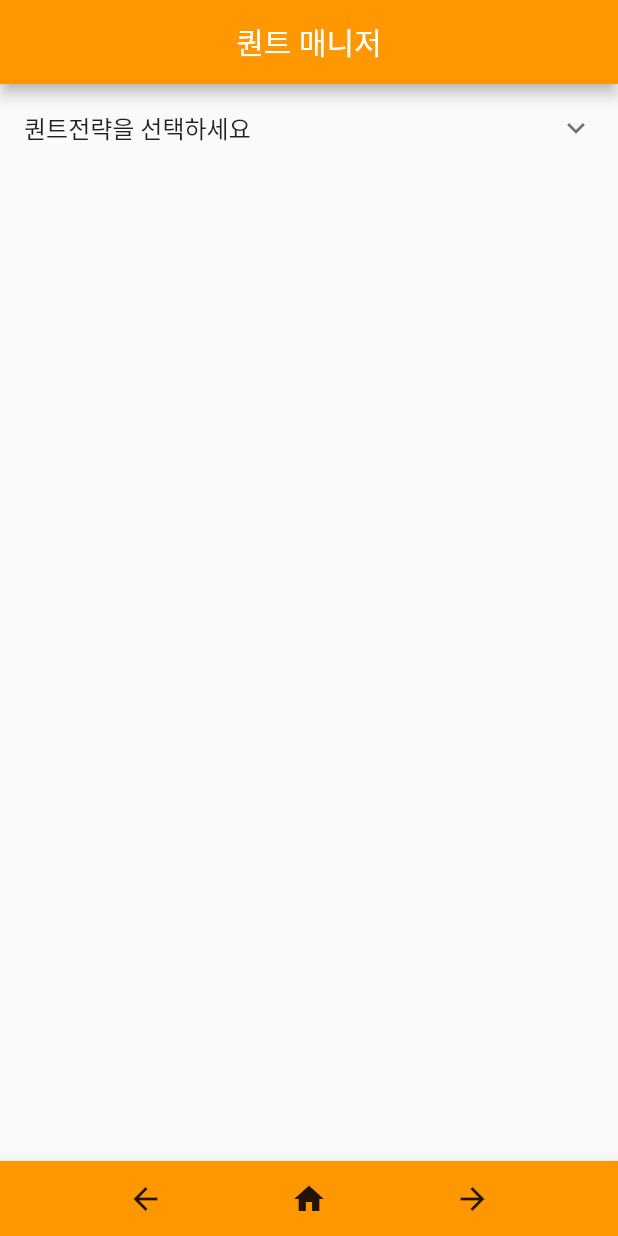
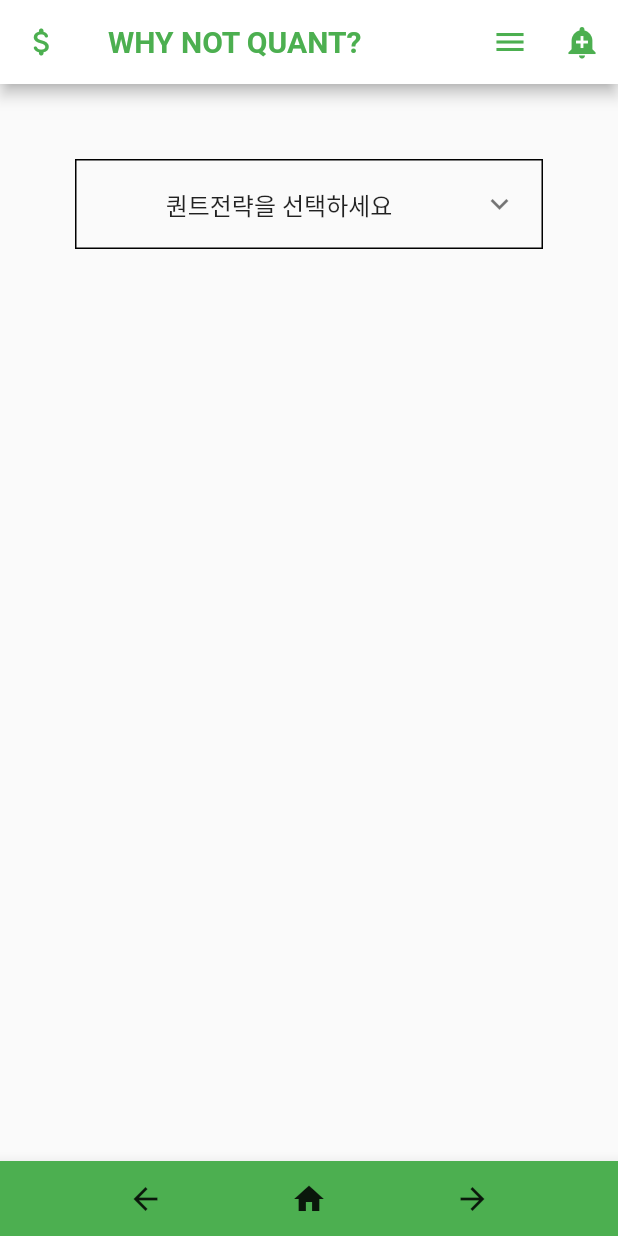
Before and after one commit to hhtwht75/flutter_example, a Flutter app: the screen it shows after launch, on a phone screen of 412 x 824 dp. Run offline on Flutter 3.47's test engine with Material 2 defaults, Android fonts, the phone set to English and light mode, and no system bars.

Commit message:
당근마켓 예제 했음

```diff
--- a/lib/main.dart
+++ b/lib/main.dart
@@ -12,27 +12,96 @@ class MyApp extends StatelessWidget {
     return MaterialApp(
       home: Scaffold(
         appBar: AppBar(
-          title: Text('퀀트 매니저'),
-          centerTitle: true,
-          backgroundColor: Colors.orange,
+          foregroundColor: Colors.green,
+          leading: Icon(Icons.attach_money_rounded),
+          title: Text(
+            'WHY NOT QUANT?',
+            style: TextStyle(
+              // color: Colors.black,
+              fontWeight: FontWeight.bold,
+            )
+          ),
+          // centerTitle: true,
+          backgroundColor: Colors.white,
+          actions: [
+            IconButton(onPressed: (){}, icon: Icon(Icons.menu)),
+            IconButton(onPressed: (){}, icon: Icon(Icons.add_alert))
+          ],
         ),
-        body: Container(
-          child: Align(
-            alignment: Alignment.topCenter,
-            child: SizedBox(
-              // width: 300,
-              child: ExpansionTile(
-                title: Text("퀀트전략을 선택하세요"),
-                children: [
-                  ListTile(title: Text("GAA")),
-                  ListTile(title: Text("GAA aggressive")),
-                ],
-              ),
+
+        // body: Container(
+        //   padding: EdgeInsets.all(20),
+        //   decoration: BoxDecoration(border: Border.all(color: Colors.black)),
+        //   height: 250,
+        //   width: double.infinity,
+        //   child: Row(
+        //     children: [
+        //       Flexible(
+        //         flex:3,
+        //         child: Container(
+        //           margin: EdgeInsets.fromLTRB(10,0,0,0),
+        //           child: Image(
+        //             alignment: Alignment.center,
+        //             image: AssetImage('assets/wine.jpg'),
+        //           ),
+        //         ),
+        //       ),
+        //       Flexible(
+        //         flex: 7,
+        //         child: Padding(
+        //           padding: const EdgeInsets.fromLTRB(20,20,10,20),
+        //           child: Column(
+        //             mainAxisAlignment: MainAxisAlignment.spaceEvenly,
+        //             crossAxisAlignment: CrossAxisAlignment.start,
+        //             children: [
+        //               Expanded(
+        //                 child: Text(
+        //                   '캐논 DSLR 100D (단렌즈, 충전기 16기가SD 포함 솰라솰라솰라솰라)',
+        //                   softWrap: true,
+        //                   // overflow: TextOverflow.clip,
+        //                 ),
+        //               ),
+        //               SizedBox(
+        //                 height: 30,
+        //                 child: Text('성동구 행당동 끌올 10분전')
+        //               ),
+        //               SizedBox(height: 30, child: Text('210,000원')),
+        //               SizedBox(
+        //                 height: 30,
+        //                 child: Row(
+        //                   mainAxisAlignment: MainAxisAlignment.end,
+        //                   children: [
+        //                     Icon(Icons.favorite_border),
+        //                     Text('4')
+        //                   ],
+        //                 ),
+        //               )
+        //             ],
+        //           ),
+        //         ),
+        //       )
+        //     ],
+        //   ),
+        // ),
+
+        body: Align(
+          alignment: Alignment.topCenter,
+          child: Container(
+            margin: EdgeInsets.all(50),
+            decoration: BoxDecoration(
+              border: Border.all(color: Colors.black)
+            ),
+            child: ExpansionTile(
+              title: Text("퀀트전략을 선택하세요", textAlign: TextAlign.center),
+              children: [
+                ListTile(title: Text("GAA", textAlign: TextAlign.center)),
+                ListTile(title: Text("GAA aggressive", textAlign: TextAlign.center)),
+              ],
             ),
           ),
         ),
         bottomNavigationBar: BottomAppBar(
-          color: Colors.orange,
+          color: Colors.green,
           child: SizedBox(
             height: 50,
             child: Row(
```
